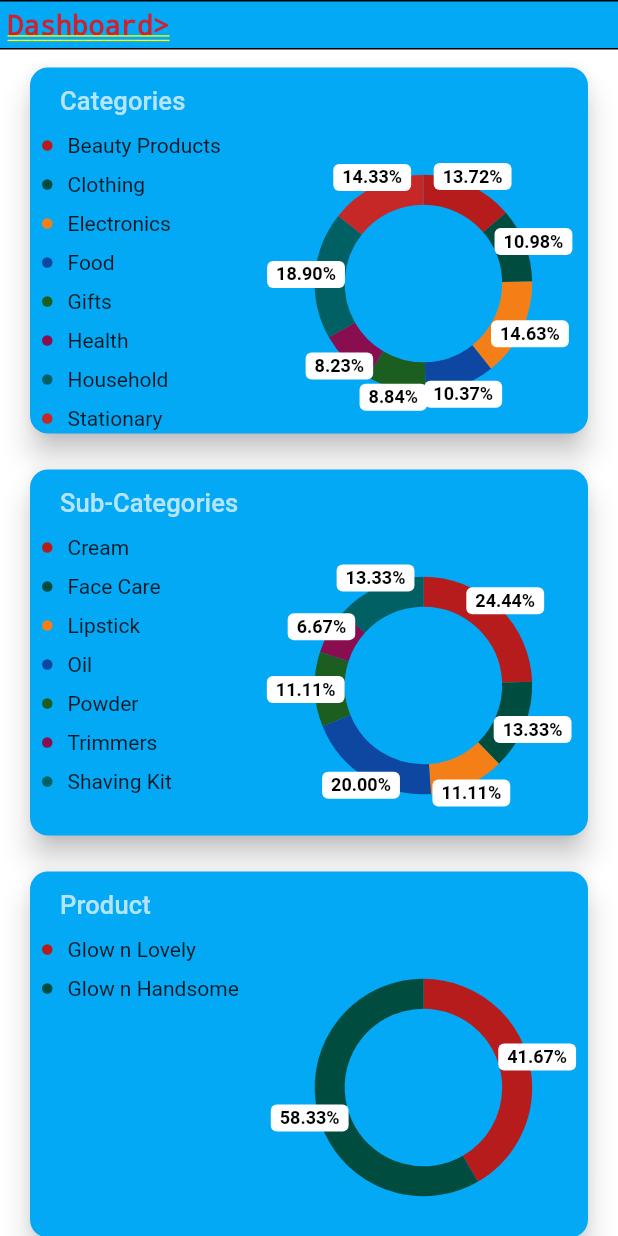
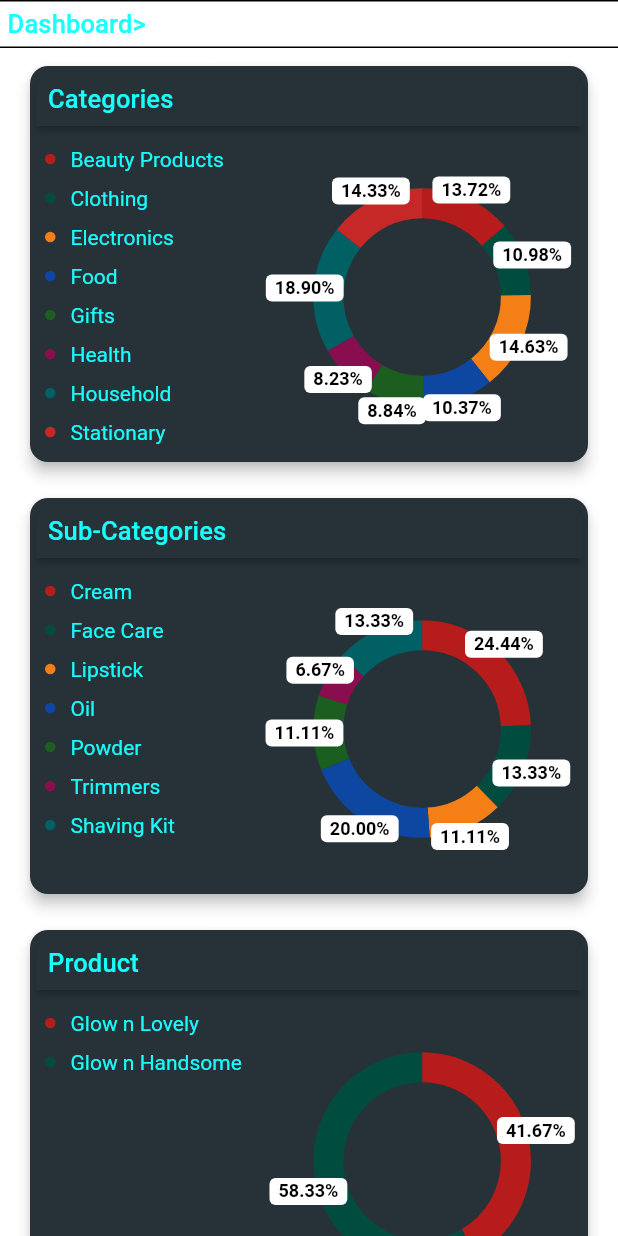
Before and after one commit to Vipulkm009/StockSignature, a Flutter app: the Dashboard screen opened by its route, on a phone screen of 412 x 824 dp. Run offline on Flutter 3.47's test engine with Material 2 defaults, Android fonts, the phone set to English and light mode, and no system bars; our stand-ins replace firebase_auth, firebase_core, google_sign_in, pie_chart; accounts and stored records are empty.

Commit message:
App Theme created with dark mode and color scheme.

```diff
--- a/lib/components/dashboard_card.dart
+++ b/lib/components/dashboard_card.dart
@@ -28,18 +28,17 @@ class _DashboardCardState extends State<DashboardCard> {
         horizontal: 16.0,
         vertical: 8.0,
       ),
-      child: Container(
-        // height: 300.0,
       child: Card(
         color: Theme.of(context).cardTheme.color,
-          elevation: 8.0,
-          child: Padding(
-            padding: const EdgeInsets.symmetric(horizontal: 8.0),
+        elevation: 4.0,
         child: Column(
           crossAxisAlignment: CrossAxisAlignment.start,
           children: <Widget>[
-                Padding(
-                  padding: const EdgeInsets.all(12.0),
+            Card(
+              color: Theme.of(context).cardTheme.color,
+              elevation: 2.0,
+              child: Padding(
+                padding: const EdgeInsets.all(8.0),
                 child: Row(
                   children: [
                     Text(
@@ -49,7 +48,16 @@ class _DashboardCardState extends State<DashboardCard> {
                   ],
                 ),
               ),
-                Row(
+              shape: RoundedRectangleBorder(
+                borderRadius: BorderRadius.only(
+                  topLeft: Radius.circular(12.0),
+                  topRight: Radius.circular(12.0),
+                ),
+              ),
+            ),
+            Padding(
+              padding: const EdgeInsets.all(10.0),
+              child: Row(
                 children: <Widget>[
                   ListRow(
                     list: getList(widget.list),
@@ -58,12 +66,13 @@ class _DashboardCardState extends State<DashboardCard> {
                     list: widget.list,
                   ),
                 ],
+              ),
             )
           ],
         ),
-          ),
         shape: RoundedRectangleBorder(
-            borderRadius: BorderRadius.all(Radius.circular(12.0)),
+          borderRadius: BorderRadius.all(
+            Radius.circular(12.0),
           ),
         ),
       ),
--- a/lib/components/list_row.dart
+++ b/lib/components/list_row.dart
@@ -90,6 +90,7 @@ class _PieChartList extends State<PieChartList> {
             child: Text(
               widget.text,
               overflow: TextOverflow.visible,
+              style: Theme.of(context).textTheme.display1,
             ),
           ),
         ],
--- a/lib/components/pie_chart.dart
+++ b/lib/components/pie_chart.dart
@@ -1,5 +1,4 @@
 import 'dart:math';
-
 import 'package:flutter/material.dart';
 import 'package:stock_signature/utilities/constants/global_constants.dart';
 
--- a/lib/components/screen_scaffold.dart
+++ b/lib/components/screen_scaffold.dart
@@ -35,7 +35,7 @@ class _ScreenScaffoldState extends State<ScreenScaffold> {
         // ),
         title: Text(
           'Stock Signature',
-          style: Theme.of(context).textTheme.title,
+          style: Theme.of(context).appBarTheme.textTheme.title,
         ),
         elevation: 12.0,
         actions: <Widget>[
@@ -49,8 +49,12 @@ class _ScreenScaffoldState extends State<ScreenScaffold> {
       ),
       drawer: DrawerMenu(),
       body: _children[_currentIndex],
+      floatingActionButton: FloatingActionButton(
+        child: Icon(
+          Icons.add,
+        ),
+      ),
       bottomNavigationBar: BottomNavigationBar(
-        backgroundColor: Colors.blueGrey[900],
         onTap: onTapped,
         currentIndex: _currentIndex,
         items: [
@@ -71,7 +75,7 @@ class _ScreenScaffoldState extends State<ScreenScaffold> {
             title: Text('Vendors'),
           ),
           BottomNavigationBarItem(
-            icon: Icon(Icons.report),
+            icon: Icon(Icons.file_present),
             title: Text('Reports'),
           ),
         ],
--- a/lib/screens/user/dashboard.dart
+++ b/lib/screens/user/dashboard.dart
@@ -67,7 +67,6 @@ class _DashboardState extends State<Dashboard> {
         children: <Widget>[
           Container(
             decoration: BoxDecoration(
-              color: Theme.of(context).primaryColor,
               border: Border.symmetric(
                 horizontal: BorderSide(
                   width: 1.0,
@@ -78,9 +77,7 @@ class _DashboardState extends State<Dashboard> {
               padding: const EdgeInsets.all(5.0),
               child: Text(
                 'Dashboard>',
-                style: TextStyle(
-                  fontSize: 18,
-                ),
+                style: Theme.of(context).textTheme.subtitle,
               ),
             ),
           ),
--- a/lib/utilities/classes/app_state_notifiers.dart
+++ b/lib/utilities/classes/app_state_notifiers.dart
@@ -2,7 +2,7 @@ import 'package:flutter/material.dart';
 
 class AppStateNotifier extends ChangeNotifier {
   //
-  bool isDarkMode = false;
+  bool isDarkMode = true;
 
   void updateTheme(bool isDarkMode) {
     this.isDarkMode = isDarkMode;
--- a/lib/utilities/style/app_theme.dart
+++ b/lib/utilities/style/app_theme.dart
@@ -6,37 +6,56 @@ class AppTheme {
 
   static final ThemeData lightTheme = ThemeData(
     scaffoldBackgroundColor: Colors.white,
-    primaryColor: Colors.lightBlue,
+    primarySwatch: Colors.blue,
+    primaryColor: Colors.blue,
+    bottomAppBarColor: Colors.blue,
     appBarTheme: AppBarTheme(
-      color: Colors.lightBlue,
       iconTheme: IconThemeData(
         color: Colors.white,
         size: 20.0,
       ),
+      textTheme: TextTheme(
+        title: TextStyle(
+          color: Colors.white,
+          fontSize: 22.0,
+          fontWeight: FontWeight.w600,
+        ),
+      ),
+    ),
+    buttonColor: Colors.teal[700],
+    floatingActionButtonTheme: FloatingActionButtonThemeData(
+      backgroundColor: Colors.teal[700],
     ),
     cardTheme: CardTheme(
-      color: Colors.lightBlue,
+      color: Colors.white54,
     ),
     iconTheme: IconThemeData(
-      color: Colors.white54,
+      color: Colors.white,
     ),
     textTheme: TextTheme(
       title: TextStyle(
-        color: Colors.black,
+        color: Colors.white,
         fontSize: 20.0,
       ),
       subtitle: TextStyle(
-        color: Colors.white70,
+        color: Colors.black,
         fontSize: 17.0,
+      ),
+      display1: TextStyle(
+        color: Colors.black,
+        fontSize: 14.0,
       ),
     ),
     bottomNavigationBarTheme: BottomNavigationBarThemeData(
+      backgroundColor: Colors.blue,
+      selectedItemColor: Colors.black,
+      unselectedItemColor: Colors.white,
+      type: BottomNavigationBarType.fixed,
+      elevation: 8.0,
       selectedLabelStyle: TextStyle(
-        color: Colors.teal,
         fontSize: 10.0,
       ),
       unselectedLabelStyle: TextStyle(
-        color: Colors.teal,
         fontSize: 10.0,
       ),
     ),
@@ -44,32 +63,50 @@ class AppTheme {
 
   static final ThemeData darkTheme = ThemeData(
     scaffoldBackgroundColor: Colors.black,
-    primaryColor: Colors.blueGrey[900],
+    primaryColor: Colors.lightBlue,
     appBarTheme: AppBarTheme(
       color: Colors.blueGrey[900],
       iconTheme: IconThemeData(
         color: Colors.blue[100],
       ),
+      textTheme: TextTheme(
+        title: TextStyle(
+          color: Colors.blue[100],
+          fontSize: 22.0,
+          fontWeight: FontWeight.w600,
+        ),
+      ),
+    ),
+    buttonColor: Colors.cyan[700],
+    floatingActionButtonTheme: FloatingActionButtonThemeData(
+      backgroundColor: Colors.cyan[700],
     ),
     cardTheme: CardTheme(
       color: Colors.blueGrey[900],
     ),
     iconTheme: IconThemeData(
-      color: Colors.white54,
-      size: 22.0,
+      color: Colors.cyan,
     ),
     textTheme: TextTheme(
       title: TextStyle(
-        color: Colors.blue[100],
+        color: Colors.cyan,
         fontSize: 20.0,
       ),
       subtitle: TextStyle(
-        color: Colors.blue[200],
+        color: Colors.cyanAccent,
         fontSize: 17.0,
+      ),
+      display1: TextStyle(
+        color: Colors.cyanAccent,
+        fontSize: 14.0,
       ),
     ),
     bottomNavigationBarTheme: BottomNavigationBarThemeData(
       backgroundColor: Colors.blueGrey[900],
+      selectedItemColor: Colors.cyan[700],
+      unselectedItemColor: Colors.blue[100],
+      type: BottomNavigationBarType.fixed,
+      elevation: 8.0,
       selectedLabelStyle: TextStyle(
         color: Colors.teal,
         fontSize: 10.0,
```
Lines whose indentation alone changed are shown as unchanged.
